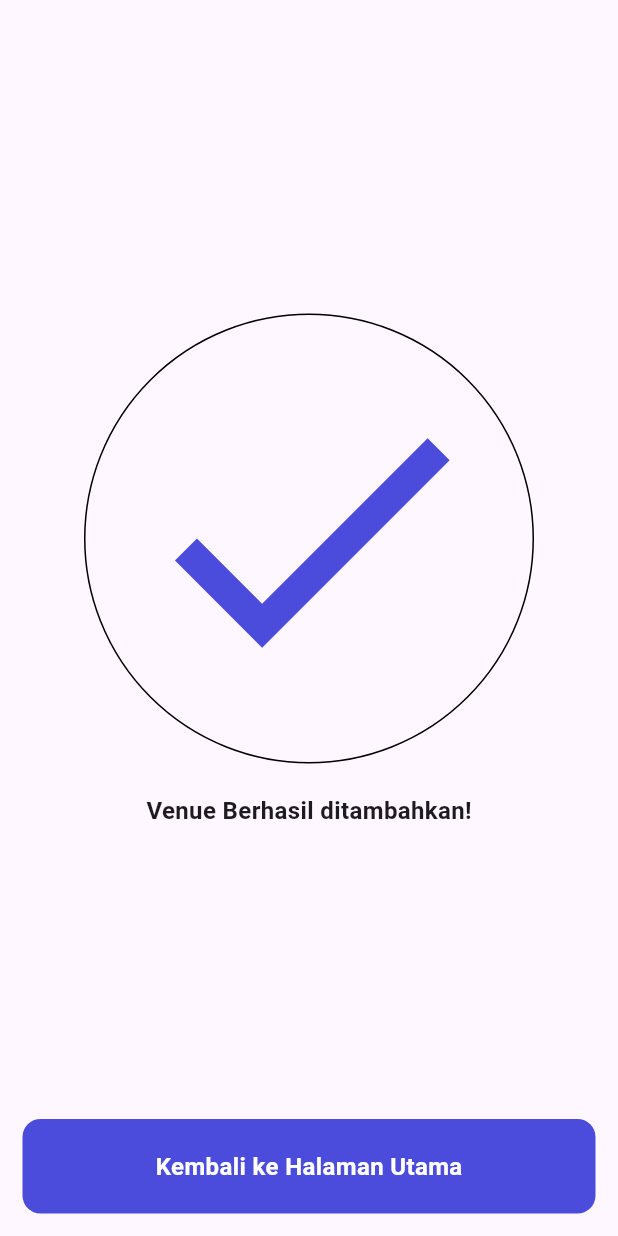
After one commit to brianabyyf/skripsi-selaga, a Flutter app: the SuccesssDaftarVenuePage screen opened directly, on a phone screen of 412 x 824 dp. The commit adds this screen. Run offline on Flutter 3.47's test engine with Material 3 defaults, Android fonts, the phone set to English and light mode, and no system bars; our stand-ins replace dio, google_nav_bar, image_picker.

Commit message:
membuat builder untuk check box pada page daftar venue dan menambahkan page ketika daftar venue atau lapangan sukses

```diff
--- a/lib/pages/components/my_button.dart
+++ b/lib/pages/components/my_button.dart
@@ -12,7 +12,7 @@ class MyButton extends StatelessWidget {
       onTap: onTap,
       child: Container(
         padding: const EdgeInsets.all(20),
-        margin: const EdgeInsets.symmetric(horizontal: 25),
+        // margin: const EdgeInsets.symmetric(horizontal: 25),
         decoration: BoxDecoration(
           color: const Color.fromRGBO(76, 76, 220, 1),
           borderRadius: BorderRadius.circular(12),
--- /dev/null
+++ b/lib/pages/mitra/success_daftar_venue_page.dart
@@ -0,0 +1,61 @@
+import 'package:flutter/material.dart';
+import 'package:selaga_ver1/pages/components/my_button.dart';
+import 'package:selaga_ver1/pages/user/home_page.dart';
+
+class SuccesssDaftarVenuePage extends StatelessWidget {
+  const SuccesssDaftarVenuePage({super.key});
+
+  @override
+  Widget build(BuildContext context) {
+    return Scaffold(
+        body: SafeArea(
+            child: Padding(
+      padding: const EdgeInsets.all(15.0),
+      child: Column(
+        mainAxisAlignment: MainAxisAlignment.spaceBetween,
+        children: [
+          Expanded(
+              flex: 2,
+              child: Column(
+                mainAxisAlignment: MainAxisAlignment.center,
+                children: [
+                  Container(
+                    width: 300,
+                    height: 300,
+                    decoration: BoxDecoration(
+                      border: Border.all(width: 1),
+                      shape: BoxShape.circle,
+                    ),
+                    child: const Icon(
+                      Icons.check,
+                      size: 250,
+                      color: Color.fromRGBO(76, 76, 220, 1),
+                    ),
+                  ),
+                  const SizedBox(
+                    height: 20,
+                  ),
+                  const Text(
+                    'Venue Berhasil ditambahkan!',
+                    style: TextStyle(
+                      fontWeight: FontWeight.bold,
+                      fontSize: 16,
+                    ),
+                  )
+                ],
+              )),
+          MyButton(
+              onTap: () {
+                Navigator.pushAndRemoveUntil(
+                  context,
+                  MaterialPageRoute(
+                      builder: (context) => const HomePageNavigation()),
+                  (Route<dynamic> route) => false,
+                );
+              },
+              buttonText: 'Kembali ke Halaman Utama')
+        ],
+      ),
+    )));
+  }
+}
--- a/lib/pages/user/login_page.dart
+++ b/lib/pages/user/login_page.dart
@@ -4,7 +4,6 @@ import 'package:selaga_ver1/pages/components/decoration.dart';
 import 'package:selaga_ver1/repositories/api_repository.dart';
 import 'package:selaga_ver1/repositories/models/login_user_model.dart';
 import 'home_page.dart';
-import 'register_page.dart';
 
 class LoginPage extends StatefulWidget {
   const LoginPage({super.key});
```
Also changed, not shown: lib/pages/components/my_checkbox.dart (added, +28 -0 lines), lib/pages/landing_page.dart (+6 -1 lines), lib/pages/mitra/daftar_venue_page.dart (+21 -56 lines), lib/pages/mitra/success_daftar_lapangan_page.dart (added, +61 -0 lines).
